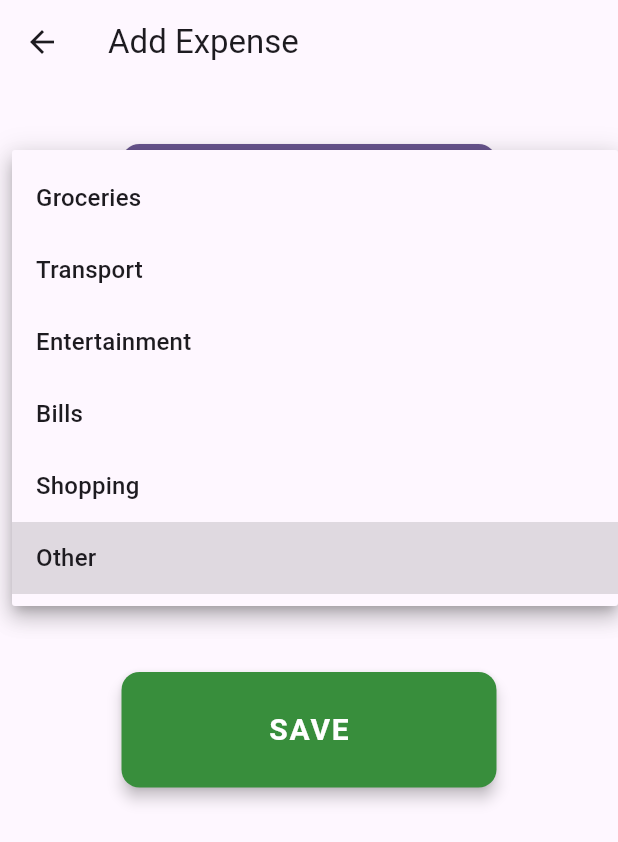
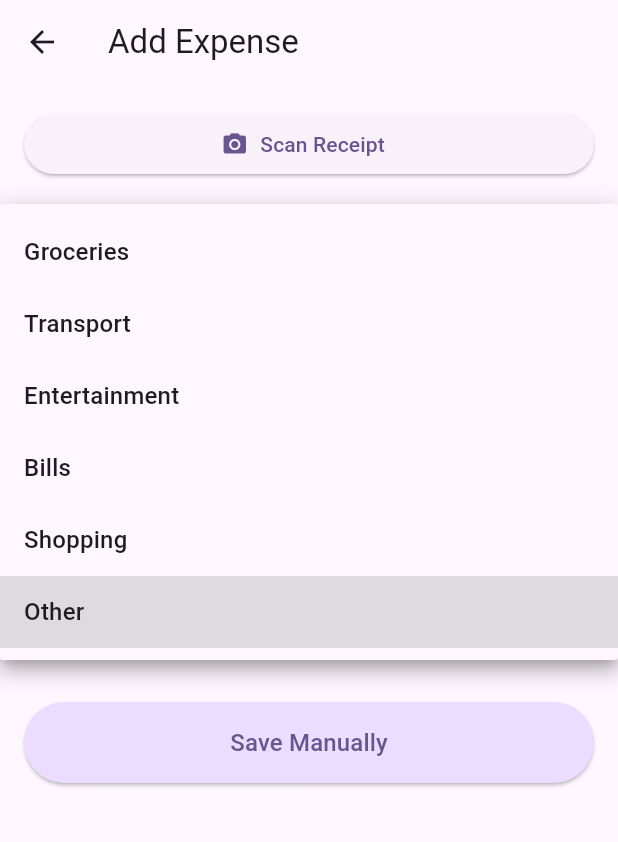
Before and after one commit to l00tus/trackify, a Flutter app: the AddExpenseScreen screen opened directly, after a tap on "Other", on a phone screen of 412 x 824 dp. Shown: the top 842 px of the screen. Run offline on Flutter 3.47's test engine with Material 3 defaults, Android fonts, the phone set to English and light mode, and no system bars; our stand-ins replace dio, equatable, fl_chart, flutter_bloc, image_picker; network calls fail.

Commit message:
Revert "added pie chart filtering & currency placeholder"

```diff
--- a/mobile/lib/logic/expense_bloc.dart
+++ b/mobile/lib/logic/expense_bloc.dart
@@ -13,17 +13,12 @@ abstract class ExpenseEvent extends Equatable {
 
 class LoadExpenses extends ExpenseEvent {}
 
-class ChangeDisplayCurrency extends ExpenseEvent {
-  final String currency;
-  const ChangeDisplayCurrency(this.currency);
-  @override
-  List<Object?> get props => [currency];
-}
-
 class ProcessReceipt extends ExpenseEvent {
   final File? image;
   final Uint8List? bytes;
+
   const ProcessReceipt({this.image, this.bytes});
+
   @override
   List<Object?> get props => [image, bytes];
 }
@@ -45,10 +40,9 @@ class ExpenseInitial extends ExpenseState {}
 class ExpenseLoading extends ExpenseState {}
 class ExpenseLoaded extends ExpenseState {
   final List<Expense> expenses;
-  final String displayCurrency;
-  const ExpenseLoaded(this.expenses, {this.displayCurrency = 'RON'});
+  const ExpenseLoaded(this.expenses);
   @override
-  List<Object?> get props => [expenses, displayCurrency];
+  List<Object?> get props => [expenses];
 }
 class ExpenseError extends ExpenseState {
   final String message;
@@ -62,25 +56,16 @@ class ExpenseBloc extends Bloc<ExpenseEvent, ExpenseState> {
 
   ExpenseBloc(this.apiService) : super(ExpenseInitial()) {
     on<LoadExpenses>((event, emit) async {
-      final currentCurrency = state is ExpenseLoaded ? (state as ExpenseLoaded).displayCurrency : 'RON';
       emit(ExpenseLoading());
       try {
         final expenses = await apiService.fetchExpenses();
-        emit(ExpenseLoaded(expenses, displayCurrency: currentCurrency));
+        emit(ExpenseLoaded(expenses));
       } catch (e) {
         emit(ExpenseError(e.toString()));
       }
     });
 
-    on<ChangeDisplayCurrency>((event, emit) {
-      if (state is ExpenseLoaded) {
-        final currentState = state as ExpenseLoaded;
-        emit(ExpenseLoaded(currentState.expenses, displayCurrency: event.currency));
-      }
-    });
-
     on<ProcessReceipt>((event, emit) async {
-      final currentCurrency = state is ExpenseLoaded ? (state as ExpenseLoaded).displayCurrency : 'RON';
       emit(ExpenseLoading());
       try {
         if (event.bytes != null) {
@@ -89,19 +74,18 @@ class ExpenseBloc extends Bloc<ExpenseEvent, ExpenseState> {
           await apiService.uploadReceipt(event.image!);
         }
         final updatedExpenses = await apiService.fetchExpenses();
-        emit(ExpenseLoaded(updatedExpenses, displayCurrency: currentCurrency));
+        emit(ExpenseLoaded(updatedExpenses));
       } catch (e) {
         emit(ExpenseError(e.toString()));
       }
     });
 
     on<SyncExpenses>((event, emit) async {
-      final currentCurrency = state is ExpenseLoaded ? (state as ExpenseLoaded).displayCurrency : 'RON';
       emit(ExpenseLoading());
       try {
         await apiService.syncExpenses(event.expenses);
         final updatedExpenses = await apiService.fetchExpenses();
-        emit(ExpenseLoaded(updatedExpenses, displayCurrency: currentCurrency));
+        emit(ExpenseLoaded(updatedExpenses));
       } catch (e) {
         emit(ExpenseError(e.toString()));
       }
--- a/mobile/lib/models/expense.dart
+++ b/mobile/lib/models/expense.dart
@@ -7,7 +7,6 @@ class Expense extends Equatable {
   final double amount;
   final DateTime date;
   final String category;
-  final String currency;
 
   const Expense({
     required this.id,
@@ -16,18 +15,16 @@ class Expense extends Equatable {
     required this.amount,
     required this.date,
     required this.category,
-    this.currency = 'RON',
   });
 
   factory Expense.fromJson(Map<String, dynamic> json) {
     return Expense(
-      id: json['id']?.toString() ?? '',
-      userId: json['user_id']?.toString() ?? '',
-      storeName: json['store_name']?.toString() ?? 'Unknown',
-      amount: _parseDouble(json['amount'] ?? json['total'] ?? 0.0),
-      date: DateTime.tryParse(json['date']?.toString() ?? '') ?? DateTime.now(),
-      category: json['category']?.toString() ?? 'Other',
-      currency: json['currency']?.toString() ?? 'RON',
+      id: json['id'] ?? '',
+      userId: json['user_id'] ?? '',
+      storeName: json['store_name'] ?? 'Unknown',
+      amount: (json['amount'] as num? ?? json['total'] as num? ?? 0.0).toDouble(),
+      date: DateTime.tryParse(json['date'] ?? '') ?? DateTime.now(),
+      category: json['category'] ?? 'Other',
     );
   }
 
@@ -39,18 +36,9 @@ class Expense extends Equatable {
       'amount': amount,
       'date': date.toIso8601String().split('T')[0],
       'category': category,
-      'currency': currency,
     };
   }
 
-  static double _parseDouble(dynamic value) {
-    if (value == null) return 0.0;
-    if (value is int) return value.toDouble();
-    if (value is double) return value;
-    if (value is String) return double.tryParse(value) ?? 0.0;
-    return 0.0;
-  }
-
   @override
-  List<Object?> get props => [id, userId, storeName, amount, date, category, currency];
+  List<Object?> get props => [id, userId, storeName, amount, date, category];
 }
--- a/mobile/lib/ui/screens/add_expense_screen.dart
+++ b/mobile/lib/ui/screens/add_expense_screen.dart
@@ -4,11 +4,13 @@ import 'package:flutter/foundation.dart' show kIsWeb, Uint8List;
 import 'package:flutter_bloc/flutter_bloc.dart';
 import 'package:image_picker/image_picker.dart';
 import 'package:uuid/uuid.dart';
+
 import '../../logic/expense_bloc.dart';
 import '../../models/expense.dart';
 
 class AddExpenseScreen extends StatefulWidget {
   const AddExpenseScreen({super.key});
+
   @override
   State<AddExpenseScreen> createState() => _AddExpenseScreenState();
 }
@@ -17,22 +19,28 @@ class _AddExpenseScreenState extends State<AddExpenseScreen> {
   final ImagePicker _picker = ImagePicker();
   final TextEditingController _storeController = TextEditingController();
   final TextEditingController _amountController = TextEditingController();
+
   String _selectedCategory = "Other";
   final List<String> _categories = ["Groceries", "Transport", "Entertainment", "Bills", "Shopping", "Other"];
+
+  @override
+  void dispose() {
+    _storeController.dispose();
+    _amountController.dispose();
+    super.dispose();
+  }
 
   void _clearForm() {
     _storeController.clear();
     _amountController.clear();
-    setState(() {
-      _selectedCategory = "Other";
-    });
+    setState(() => _selectedCategory = "Other");
   }
 
   Future<void> _pickImage(BuildContext context, ImageSource source) async {
     final XFile? image = await _picker.pickImage(source: source);
     if (image != null) {
       if (kIsWeb) {
-        final bytes = await image.readAsBytes();
+        final Uint8List bytes = await image.readAsBytes();
         context.read<ExpenseBloc>().add(ProcessReceipt(bytes: bytes));
       } else {
         context.read<ExpenseBloc>().add(ProcessReceipt(image: File(image.path)));
@@ -44,7 +52,13 @@ class _AddExpenseScreenState extends State<AddExpenseScreen> {
   void _submitManualEntry() {
     final String store = _storeController.text.trim();
     final double? amount = double.tryParse(_amountController.text);
-    if (store.isEmpty || amount == null) return;
+
+    if (store.isEmpty || amount == null || amount <= 0) {
+      ScaffoldMessenger.of(context).showSnackBar(
+        const SnackBar(content: Text("Please enter a valid store name and amount")),
+      );
+      return;
+    }
 
     final newExpense = Expense(
       id: const Uuid().v4(),
@@ -53,88 +67,70 @@ class _AddExpenseScreenState extends State<AddExpenseScreen> {
       amount: amount,
       date: DateTime.now(),
       category: _selectedCategory,
-      currency: "RON",
     );
 
     context.read<ExpenseBloc>().add(SyncExpenses([newExpense]));
+    ScaffoldMessenger.of(context).showSnackBar(const SnackBar(content: Text("Expense saved successfully!")));
     _clearForm();
   }
 
   @override
   Widget build(BuildContext context) {
+    final bool isWindows = !kIsWeb && Platform.isWindows;
+
     return Scaffold(
       appBar: AppBar(title: const Text("Add Expense")),
       body: SingleChildScrollView(
-        padding: const EdgeInsets.symmetric(horizontal: 24.0, vertical: 40.0),
+        padding: const EdgeInsets.all(16),
         child: Column(
           crossAxisAlignment: CrossAxisAlignment.stretch,
           children: [
-            Center(
-              child: SizedBox(
-                width: 250,
-                child: ElevatedButton.icon(
-                  onPressed: () => _pickImage(context, ImageSource.gallery),
-                  icon: const Icon(Icons.cloud_upload, size: 24),
-                  label: const Text("UPLOAD RECEIPT", style: TextStyle(fontSize: 16, fontWeight: FontWeight.bold)),
-                  style: ElevatedButton.styleFrom(
-                    backgroundColor: Theme.of(context).primaryColor,
-                    foregroundColor: Colors.white,
-                    padding: const EdgeInsets.symmetric(vertical: 24),
-                    shape: RoundedRectangleBorder(borderRadius: BorderRadius.circular(12)),
-                  ),
-                ),
+            if (!isWindows && !kIsWeb) ...[
+              ElevatedButton.icon(
+                icon: const Icon(Icons.camera_alt),
+                label: const Text("Scan Receipt"),
+                onPressed: () => _pickImage(context, ImageSource.camera),
               ),
+              const SizedBox(height: 12),
+            ],
+
+            ElevatedButton.icon(
+              icon: const Icon(Icons.photo_library),
+              label: const Text("Upload from Gallery"),
+              onPressed: () => _pickImage(context, ImageSource.gallery),
             ),
-            const SizedBox(height: 32),
+
+            const Padding(padding: EdgeInsets.symmetric(vertical: 20), child: Divider()),
+
             TextField(
               controller: _storeController,
-              decoration: const InputDecoration(
-                labelText: "STORE",
-                border: OutlineInputBorder(),
-                prefixIcon: Icon(Icons.store),
-              ),
+              decoration: const InputDecoration(labelText: "Store Name", border: OutlineInputBorder()),
             ),
             const SizedBox(height: 16),
+
             TextField(
               controller: _amountController,
-              decoration: const InputDecoration(
-                labelText: "AMOUNT (RON)",
-                border: OutlineInputBorder(),
-                prefixIcon: Icon(Icons.attach_money),
-              ),
-              keyboardType: TextInputType.number,
+              decoration: const InputDecoration(labelText: "Amount", prefixText: "\$ ", border: OutlineInputBorder()),
+              keyboardType: const TextInputType.numberWithOptions(decimal: true),
             ),
             const SizedBox(height: 16),
+
             DropdownButtonFormField<String>(
               value: _selectedCategory,
-              decoration: const InputDecoration(
-                labelText: "CATEGORY",
-                border: OutlineInputBorder(),
-                prefixIcon: Icon(Icons.category),
-              ),
+              decoration: const InputDecoration(labelText: "Category", border: OutlineInputBorder()),
               items: _categories.map((c) => DropdownMenuItem(value: c, child: Text(c))).toList(),
               onChanged: (val) => setState(() => _selectedCategory = val!),
             ),
-            const SizedBox(height: 48),
-            Center(
-              child: SizedBox(
-                width: 250,
-                child: ElevatedButton(
-                  onPressed: _submitManualEntry,
-                  style: ElevatedButton.styleFrom(
-                    backgroundColor: Colors.green[700],
-                    foregroundColor: Colors.white,
-                    padding: const EdgeInsets.symmetric(vertical: 24),
-                    shape: RoundedRectangleBorder(borderRadius: BorderRadius.circular(12)),
-                    elevation: 4,
-                  ),
-                  child: const Text(
-                    "SAVE",
-                    style: TextStyle(fontSize: 20, fontWeight: FontWeight.bold, letterSpacing: 1.2),
-                  ),
-                ),
+            const SizedBox(height: 32),
+
+            ElevatedButton(
+              onPressed: _submitManualEntry,
+              style: ElevatedButton.styleFrom(
+                backgroundColor: Theme.of(context).colorScheme.primaryContainer,
+                minimumSize: const Size(double.infinity, 54),
               ),
-            ),
+              child: const Text("Save Manually", style: TextStyle(fontSize: 16)),
+            )
           ],
         ),
       ),
```
Also changed, not shown: mobile/lib/data/expense_api_service.dart (+7 -13 lines), mobile/lib/ui/screens/dashboard_screen.dart (+104 -209 lines), 1 other file.
